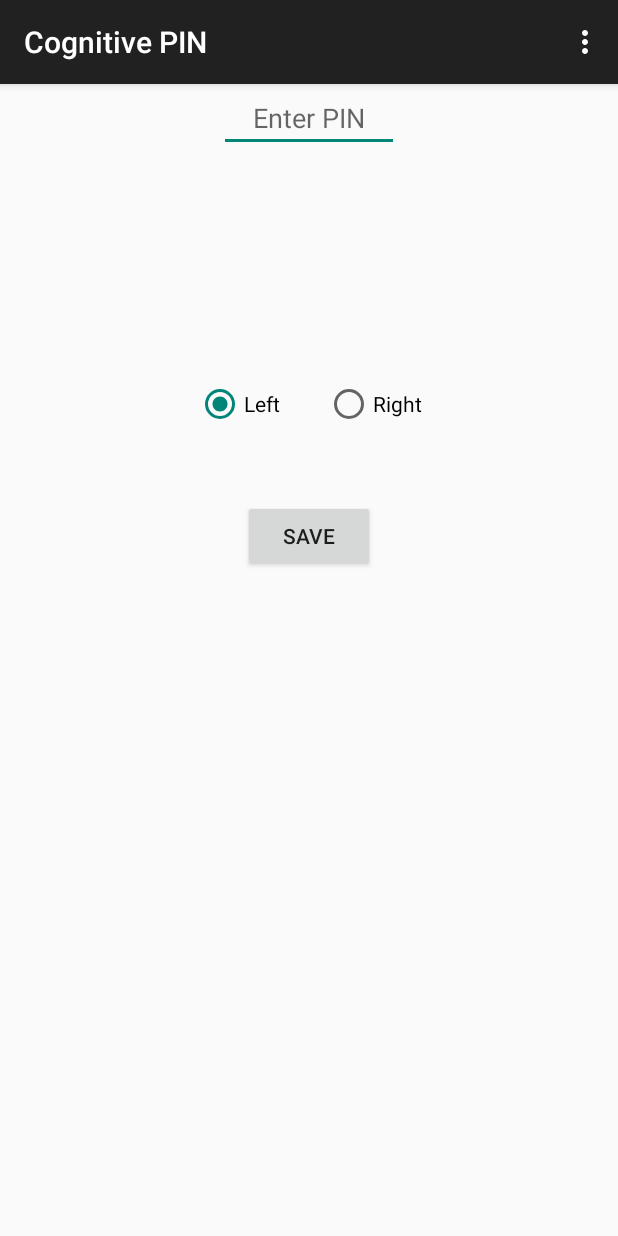
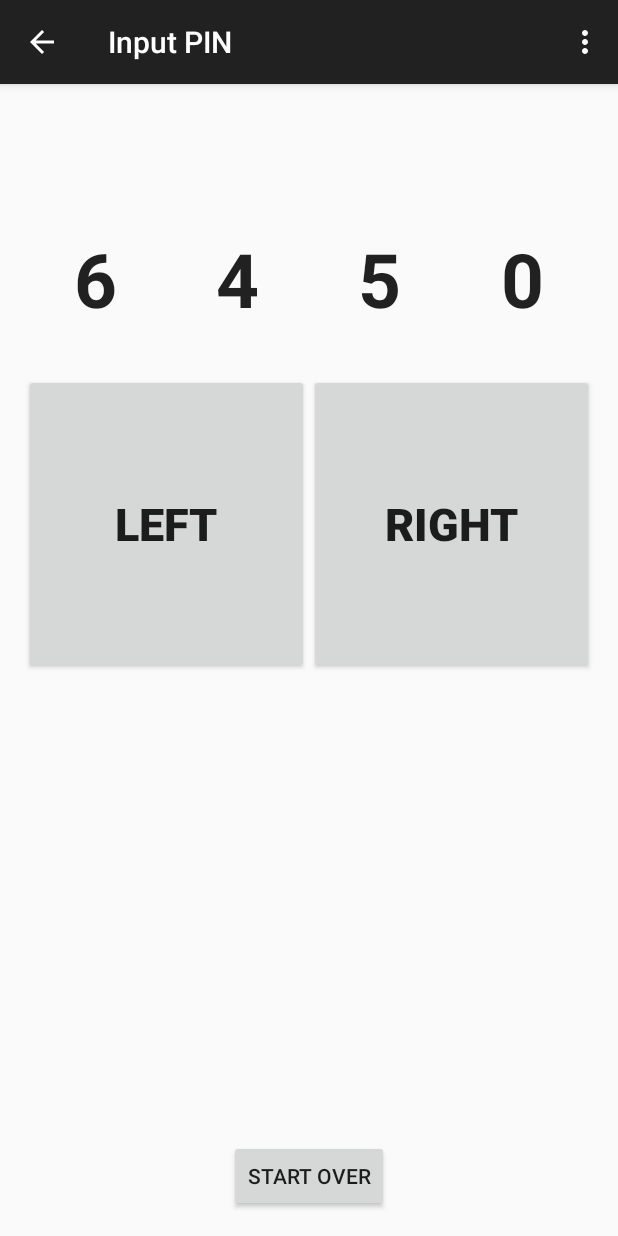
Before and after one commit to khanirteza/Cognitive_PIN, an Android app: the screen it shows after launch (HomeScreen before the commit, InputPIN after it), after a tap on "SAVE", on a phone screen of 412 x 824 dp. Run offline under Robolectric (Android 15) with nearby library versions, the phone set to English and light mode, and no system bars; 1 statement that could not run was skipped.

Commit message:
Dialog box added

```diff
--- a/app/src/main/java/com/halfwit/cognitivepin/HomeScreen.java
+++ b/app/src/main/java/com/halfwit/cognitivepin/HomeScreen.java
@@ -7,6 +7,7 @@ import android.view.Menu;
 import android.view.MenuItem;
 import android.view.View;
 import android.widget.EditText;
+import android.widget.RadioButton;
 
 import java.util.Random;
 
@@ -45,9 +46,20 @@ public class HomeScreen extends ActionBarActivity {
     }
 
     public void savePIN(View view){
-        Intent intent = new Intent(this, PINTest.class);
+        Intent intent = new Intent(this, InputPIN.class);
         EditText editText = (EditText) findViewById(R.id.PINtext);
         System.out.println(editText.getText());
+        Bundle bundle = new Bundle();
+        bundle.putString("EXTRA_PIN", editText.getText().toString());
+        RadioButton leftRadio = (RadioButton) findViewById(R.id.radioLeft);
+        if (leftRadio.isChecked())
+            bundle.putString("EXTRA_SELECTION", "left");
+        else
+            bundle.putString("EXTRA_SELECTION", "right");
+
+        intent.putExtras(bundle);
+
+        startActivity(intent);
     }
 
 }
--- /dev/null
+++ b/app/src/main/java/com/halfwit/cognitivepin/InputPIN.java
@@ -0,0 +1,185 @@
+package com.halfwit.cognitivepin;
+
+import android.app.AlertDialog;
+import android.content.DialogInterface;
+import android.content.Intent;
+import android.os.Bundle;
+import android.support.v7.app.ActionBarActivity;
+import android.view.Menu;
+import android.view.MenuItem;
+import android.view.View;
+import android.widget.TextView;
+
+import java.util.Random;
+
+
+public class InputPIN extends ActionBarActivity {
+
+    private Random rand;
+    private int[] expectedInput = new int[4];
+    private int[] userInput = new int[4];
+    String pin;
+    String selection;
+    int pass = 0;
+
+
+    @Override
+    protected void onCreate(Bundle savedInstanceState) {
+        super.onCreate(savedInstanceState);
+        setContentView(R.layout.activity_input_pin);
+        Intent intent = getIntent();
+        Bundle extras = intent.getExtras();
+        pin = extras.getString("EXTRA_PIN");
+        selection = extras.getString("EXTRA_SELECTION");
+        System.out.println(extras.getString("EXTRA_PIN"));
+        System.out.println(extras.getString("EXTRA_SELECTION"));
+        rand = new Random();
+        randGenerator(pin, selection);
+    }
+
+    @Override
+    public boolean onCreateOptionsMenu(Menu menu) {
+        // Inflate the menu; this adds items to the action bar if it is present.
+        getMenuInflater().inflate(R.menu.menu_input_pin, menu);
+        return true;
+    }
+
+    @Override
+    public boolean onOptionsItemSelected(MenuItem item) {
+        // Handle action bar item clicks here. The action bar will
+        // automatically handle clicks on the Home/Up button, so long
+        // as you specify a parent activity in AndroidManifest.xml.
+        int id = item.getItemId();
+
+        //noinspection SimplifiableIfStatement
+        if (id == R.id.action_settings) {
+            return true;
+        }
+
+        return super.onOptionsItemSelected(item);
+    }
+
+    public void btnLeft(View view) {
+        userInput[pass] = -1;
+        pass++;
+        show();
+        if (pass < 4)
+            randGenerator(pin, selection);
+        else {
+            if (expectedInput == userInput) {
+                new AlertDialog.Builder(this).setTitle("Success")
+                        .setMessage("Correct PIN")
+                        .setPositiveButton("OK", new DialogInterface.OnClickListener() {
+                            public void onClick(DialogInterface dialog, int which) {
+                            }
+                        })
+                        .show();
+            } else {
+                new AlertDialog.Builder(this).setTitle("Fail")
+                        .setMessage("Wrong PIN")
+                        .setPositiveButton("OK", new DialogInterface.OnClickListener() {
+                            public void onClick(DialogInterface dialog, int which) {
+                            }
+                        })
+                        .show();
+            }
+            startOver(view);
+        }
+    }
+
+    public void btnRight(View view) {
+        userInput[pass] = 1;
+        pass++;
+        show();
+        if (pass < 4)
+            randGenerator(pin, selection);
+        else {
+            if (expectedInput == userInput) {
+                new AlertDialog.Builder(this).setTitle("Success")
+                        .setMessage("Correct PIN")
+                        .setPositiveButton("OK", new DialogInterface.OnClickListener() {
+                            public void onClick(DialogInterface dialog, int which) {
+                            }
+                        })
+                        .show();
+            } else {
+                new AlertDialog.Builder(this).setTitle("Fail")
+                        .setMessage("Wrong PIN")
+                        .setPositiveButton("OK", new DialogInterface.OnClickListener() {
+                            public void onClick(DialogInterface dialog, int which) {
+                            }
+                        })
+                        .show();
+            }
+            startOver(view);
+        }
+    }
+
+    public void startOver(View view) {
+        show();
+        pass = 0;
+        expectedInput = new int[4];
+        userInput = new int[4];
+        randGenerator(pin, selection);
+    }
+
+    public void randGenerator(String pin, String selection) {
+        int num1, num2, num3, num4;
+        char chDigit1, chDigit2, chDigit3, chDigit4;
+        num1 = rand.nextInt(10);
+        num2 = rand.nextInt(10);
+        while (num1 == num2)
+            num2 = rand.nextInt(10);
+        num3 = rand.nextInt(10);
+        while ((num1 == num3) || (num2 == num3))
+            num3 = rand.nextInt(10);
+        num4 = rand.nextInt(10);
+        while ((num1 == num4) || (num2 == num4) || (num3 == num4))
+            num4 = rand.nextInt(10);
+
+        chDigit1 = String.valueOf(num1).charAt(0);
+        chDigit2 = String.valueOf(num2).charAt(0);
+        chDigit3 = String.valueOf(num3).charAt(0);
+        chDigit4 = String.valueOf(num4).charAt(0);
+
+
+        TextView digit1 = (TextView) findViewById(R.id.digit1);
+        TextView digit2 = (TextView) findViewById(R.id.digit2);
+        TextView digit3 = (TextView) findViewById(R.id.digit3);
+        TextView digit4 = (TextView) findViewById(R.id.digit4);
+        digit1.setText(String.valueOf(num1));
+        digit2.setText(String.valueOf(num2));
+        digit3.setText(String.valueOf(num3));
+        digit4.setText(String.valueOf(num4));
+
+        if (selection.equals("left")) {
+
+            if ((pin.charAt(pass) == chDigit1) || (pin.charAt(pass) == chDigit2) ||
+                    (pin.charAt(pass) == chDigit3) || (pin.charAt(pass) == chDigit4))
+                expectedInput[pass] = -1;
+            else
+                expectedInput[pass] = 1;
+        } else {
+            if ((pin.charAt(pass) == chDigit1) || (pin.charAt(pass) == chDigit2) ||
+                    (pin.charAt(pass) == chDigit3) || (pin.charAt(pass) == chDigit4))
+                expectedInput[pass] = 1;
+            else
+                expectedInput[pass] = -1;
+        }
+
+    }
+
+    public void show() {
+        System.out.println(pass);
+        System.out.print("Expected: ");
+        for (int i = 0; i < expectedInput.length; i++)
+            System.out.print(expectedInput[i] + " ");
+
+        System.out.println();
+        System.out.print("User: ");
+        for (int i = 0; i < userInput.length; i++)
+            System.out.print(userInput[i] + " ");
+        System.out.println();
+
+    }
+}
--- /dev/null
+++ b/app/src/main/res/layout/activity_input_pin.xml
@@ -0,0 +1,106 @@
+<RelativeLayout xmlns:android="http://schemas.android.com/apk/res/android"
+    xmlns:tools="http://schemas.android.com/tools"
+    android:layout_width="match_parent"
+    android:layout_height="match_parent"
+    android:paddingLeft="@dimen/activity_horizontal_margin"
+    android:paddingRight="@dimen/activity_horizontal_margin"
+    android:paddingTop="@dimen/activity_vertical_margin"
+    android:paddingBottom="@dimen/activity_vertical_margin"
+    tools:context="com.halfwit.cognitivepin.InputPIN">
+
+    <LinearLayout
+        android:orientation="horizontal"
+        android:layout_width="match_parent"
+        android:layout_height="wrap_content"
+        android:layout_alignParentTop="true"
+        android:layout_centerHorizontal="true"
+        android:layout_marginTop="80dp"
+        android:id="@+id/linearLayout">
+
+        <TextView
+            android:layout_width="0dp"
+            android:layout_height="wrap_content"
+            android:textAppearance="?android:attr/textAppearanceLarge"
+            android:text="3"
+            android:id="@+id/digit1"
+            android:layout_column="44"
+            android:textStyle="bold"
+            android:textSize="50dp"
+            android:layout_weight="1"
+            android:gravity="center" />
+
+        <TextView
+            android:layout_width="0dp"
+            android:layout_height="wrap_content"
+            android:textAppearance="?android:attr/textAppearanceLarge"
+            android:text="3"
+            android:id="@+id/digit2"
+            android:layout_column="44"
+            android:textStyle="bold"
+            android:textSize="50dp"
+            android:layout_weight="1"
+            android:gravity="center" />
+
+        <TextView
+            android:layout_width="0dp"
+            android:layout_height="wrap_content"
+            android:textAppearance="?android:attr/textAppearanceLarge"
+            android:text="3"
+            android:id="@+id/digit3"
+            android:layout_column="44"
+            android:textStyle="bold"
+            android:textSize="50dp"
+            android:layout_weight="1"
+            android:gravity="center" />
+
+        <TextView
+            android:layout_width="0dp"
+            android:layout_height="wrap_content"
+            android:textAppearance="?android:attr/textAppearanceLarge"
+            android:text="3"
+            android:id="@+id/digit4"
+            android:layout_column="44"
+            android:textStyle="bold"
+            android:textSize="50dp"
+            android:layout_weight="1"
+            android:gravity="center" />
+    </LinearLayout>
+
+    <LinearLayout
+        android:orientation="horizontal"
+        android:layout_width="match_parent"
+        android:layout_height="200dp"
+        android:layout_below="@+id/linearLayout"
+        android:layout_centerHorizontal="true"
+        android:layout_marginTop="30dp">
+
+        <Button
+            android:layout_width="0dp"
+            android:layout_height="fill_parent"
+            android:text="Left"
+            android:id="@+id/btnLeft"
+            android:layout_weight="1"
+            android:textStyle="bold"
+            android:textSize="30dp"
+            android:onClick="btnLeft" />
+
+        <Button
+            android:layout_width="0dp"
+            android:layout_height="fill_parent"
+            android:text="Right"
+            android:id="@+id/btnRight"
+            android:layout_weight="1"
+            android:textStyle="bold"
+            android:textSize="30dp"
+            android:onClick="btnRight" />
+    </LinearLayout>
+
+    <Button
+        android:layout_width="wrap_content"
+        android:layout_height="wrap_content"
+        android:text="Start Over"
+        android:id="@+id/btnStartOver"
+        android:layout_alignParentBottom="true"
+        android:layout_centerHorizontal="true"
+        android:onClick="startOver" />
+</RelativeLayout>
--- /dev/null
+++ b/app/src/main/res/menu/menu_input_pin.xml
@@ -0,0 +1,10 @@
+<menu xmlns:android="http://schemas.android.com/apk/res/android"
+    xmlns:app="http://schemas.android.com/apk/res-auto"
+    xmlns:tools="http://schemas.android.com/tools"
+    tools:context="com.halfwit.cognitivepin.InputPIN">
+    <item
+        android:id="@+id/action_settings"
+        android:title="@string/action_settings"
+        android:orderInCategory="100"
+        app:showAsAction="never" />
+</menu>
--- a/app/src/main/res/values/strings.xml
+++ b/app/src/main/res/values/strings.xml
@@ -7,4 +7,8 @@
     <string name="random_button">Random</string>
     <string name="enter_pin">Enter PIN</string>
     <string name="save_button">Save</string>
+    <string name="title_activity_input_pin">Input PIN</string>
+
+    <!-- TODO: Remove or change this placeholder text -->
+    <string name="hello_blank_fragment">Hello blank fragment</string>
 </resources>
```
Also changed, not shown: app/src/main/AndroidManifest.xml (+8 -0 lines).
